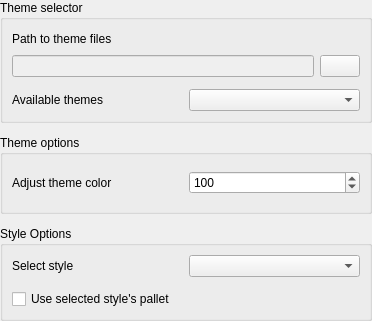
Qt form src/traverso/ui/ThemeConfigPage.ui (ErwanLegrand/Traverso-DAW) before a commit.
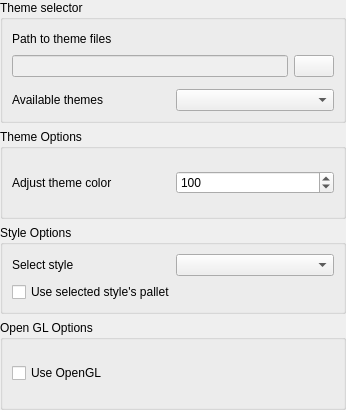
The same form after that commit.

Commit message: change Snap toolbar item to a button, add a Scroll Playback button, change prefs and driver settings to use okay/cancel, move OpenGL setting into Appearance prefs, reverse vertical zooming

```diff
--- a/src/traverso/ui/ThemeConfigPage.ui
+++ b/src/traverso/ui/ThemeConfigPage.ui
@@ -5,8 +5,8 @@
    <rect>
     <x>0</x>
     <y>0</y>
-    <width>372</width>
-    <height>321</height>
+    <width>346</width>
+    <height>410</height>
    </rect>
   </property>
   <property name="windowTitle" >
@@ -17,7 +17,7 @@
     <number>0</number>
    </property>
    <property name="spacing" >
-    <number>12</number>
+    <number>6</number>
    </property>
    <item>
     <widget class="QGroupBox" name="groupBox" >
@@ -163,7 +163,7 @@
    <item>
     <widget class="QGroupBox" name="groupBox_2" >
      <property name="title" >
-      <string>Theme options</string>
+      <string>Theme Options</string>
      </property>
      <layout class="QVBoxLayout" >
       <property name="margin" >
@@ -212,7 +212,7 @@
        <number>9</number>
       </property>
       <property name="spacing" >
-       <number>12</number>
+       <number>6</number>
       </property>
       <item>
        <layout class="QHBoxLayout" >
@@ -261,6 +261,38 @@
      </layout>
     </widget>
    </item>
+   <item>
+    <widget class="QGroupBox" name="groupBox_3" >
+     <property name="title" >
+      <string>Open GL Options</string>
+     </property>
+     <layout class="QVBoxLayout" >
+      <property name="margin" >
+       <number>9</number>
+      </property>
+      <property name="spacing" >
+       <number>6</number>
+      </property>
+      <item>
+       <layout class="QHBoxLayout" >
+        <property name="margin" >
+         <number>0</number>
+        </property>
+        <property name="spacing" >
+         <number>6</number>
+        </property>
+        <item>
+         <widget class="QCheckBox" name="useOpenGLCheckBox" >
+          <property name="text" >
+           <string>Use OpenGL</string>
+          </property>
+         </widget>
+        </item>
+       </layout>
+      </item>
+     </layout>
+    </widget>
+   </item>
   </layout>
  </widget>
  <resources/>
```
The commit also changes 14 other files.
